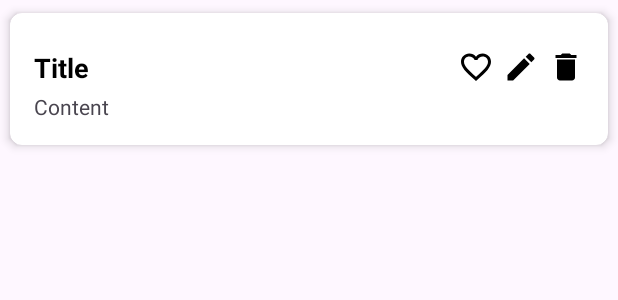
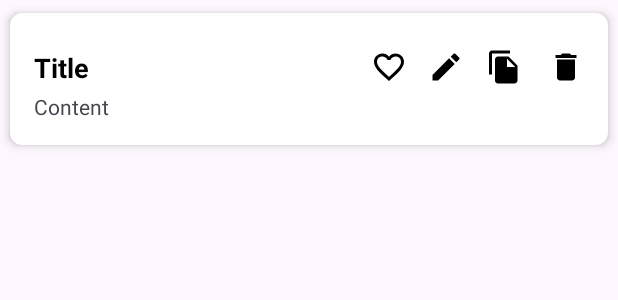
Before and after one commit to paras603/easy-cart, an Android app: the layout shopping_item.xml on its own in the app's theme, with its tools: preview values and no code run, on a phone screen of 412 x 824 dp. Shown: the top 300 px of the screen. Run offline under Robolectric (Android 15) with nearby library versions, the phone set to English and light mode, and no system bars.

```diff
--- /dev/null
+++ b/app/src/main/res/drawable/baseline_file_copy_24.xml
@@ -0,0 +1,5 @@
+<vector xmlns:android="http://schemas.android.com/apk/res/android" android:height="24dp" android:tint="#000000" android:viewportHeight="24" android:viewportWidth="24" android:width="24dp">
+
+    <path android:fillColor="@android:color/white" android:pathData="M16,1L4,1c-1.1,0 -2,0.9 -2,2v14h2L4,3h12L16,1zM15,5l6,6v10c0,1.1 -0.9,2 -2,2L7.99,23C6.89,23 6,22.1 6,21l0.01,-14c0,-1.1 0.89,-2 1.99,-2h7zM14,12h5.5L14,6.5L14,12z"/>
+
+</vector>
--- a/app/src/main/res/layout/shopping_item.xml
+++ b/app/src/main/res/layout/shopping_item.xml
@@ -33,21 +33,21 @@
                 android:id="@+id/favButton"
                 android:layout_width="wrap_content"
                 android:layout_height="wrap_content"
+                android:layout_alignParentEnd="true"
+                android:layout_marginEnd="118dp"
                 android:background="?attr/selectableItemBackgroundBorderless"
                 android:checkable="true"
                 android:clickable="true"
                 android:focusable="true"
-                android:src="@drawable/favourite_toggle"
-                android:layout_alignParentEnd="true"
-                android:layout_marginEnd="60dp"/>
+                android:src="@drawable/favourite_toggle" />
 
             <ImageView
                 android:id="@+id/updateListButton"
                 android:layout_width="24dp"
                 android:layout_height="24dp"
                 android:layout_alignParentEnd="true"
-                android:layout_marginEnd="30dp"
-                android:src="@drawable/baseline_edit_24"/>
+                android:layout_marginEnd="80dp"
+                android:src="@drawable/baseline_edit_24" />
 
             <ImageView
                 android:id="@+id/deleteButton"
@@ -55,6 +55,14 @@
                 android:layout_height="24dp"
                 android:layout_alignParentEnd="true"
                 android:src="@drawable/baseline_delete_24"/>
+
+            <ImageView
+                android:id="@+id/copyButton"
+                android:layout_width="24dp"
+                android:layout_height="24dp"
+                android:layout_alignParentEnd="true"
+                android:layout_marginEnd="41dp"
+                android:src="@drawable/baseline_file_copy_24" />
 
         </RelativeLayout>
 
```
Also changed, not shown: app/src/main/java/com/example/easy_cart/ShoppingListAdapter.kt (+13 -0 lines).
